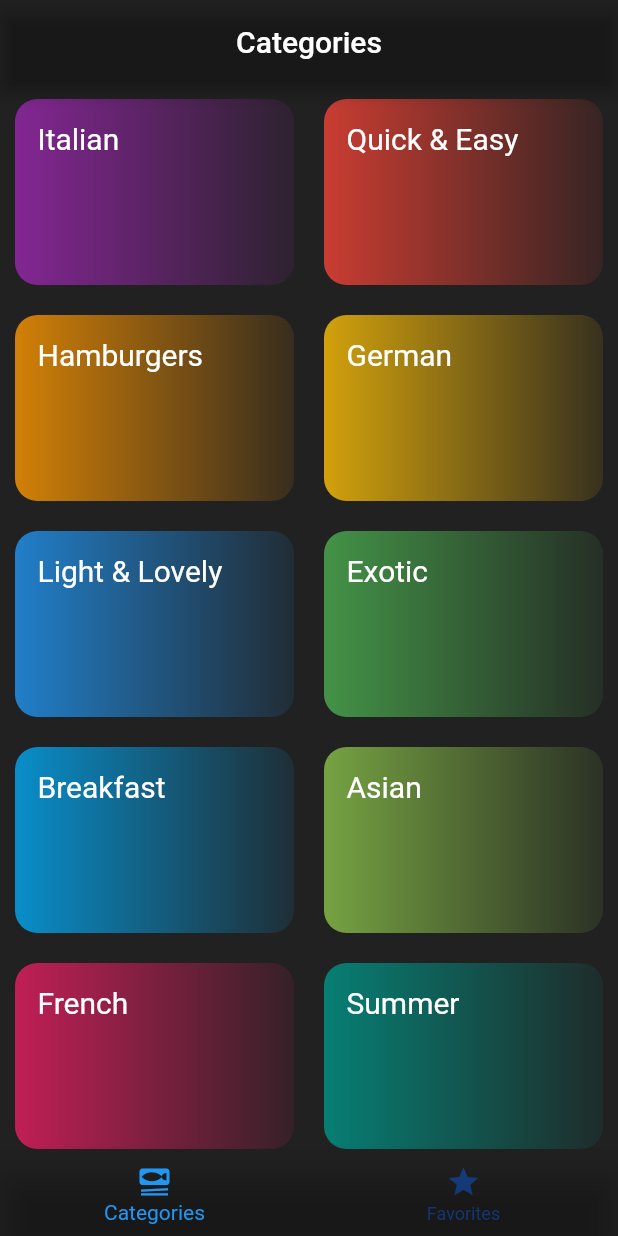
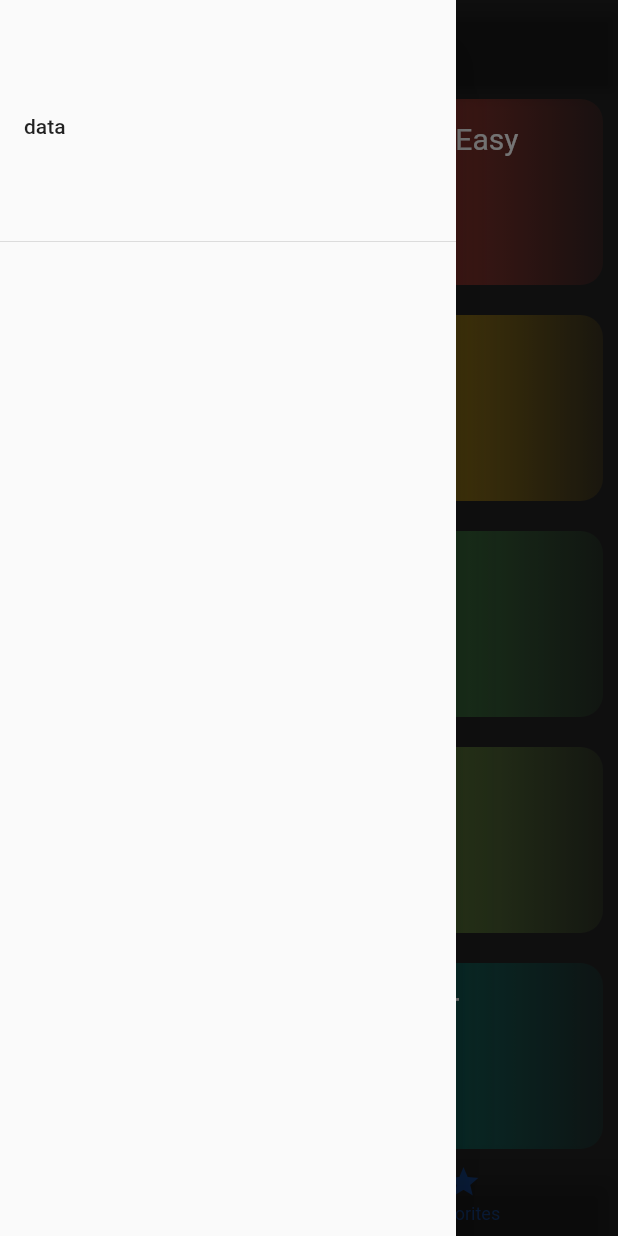
Before and after one commit to MobinAssari/Meals-App-, a Flutter app: the screen it shows after launch, with the side drawer open (before the commit the screen has no drawer), on a phone screen of 412 x 824 dp. Run offline on Flutter 3.47's test engine with Material 2 defaults, Android fonts, the phone set to English and light mode, and no system bars; our stand-ins replace transparent_image.

Commit message:
messege after adding or removing to favorite list added, starting to add drawer

```diff
--- /dev/null
+++ b/lib/widgets/main_drawer.dart
@@ -0,0 +1,19 @@
+import 'package:flutter/cupertino.dart';
+import 'package:flutter/material.dart';
+
+class MainDrawer extends StatelessWidget {
+  const MainDrawer({super.key});
+
+  @override
+  Widget build(context) {
+    return const Drawer(
+      child: Column(
+        children: [
+          DrawerHeader(child: Row(children: [
+            Text('data')
+          ],))
+        ],
+      ),
+    );
+  }
+}
```
Also changed, not shown: lib/screens/tabs.dart (+18 -6 lines).
